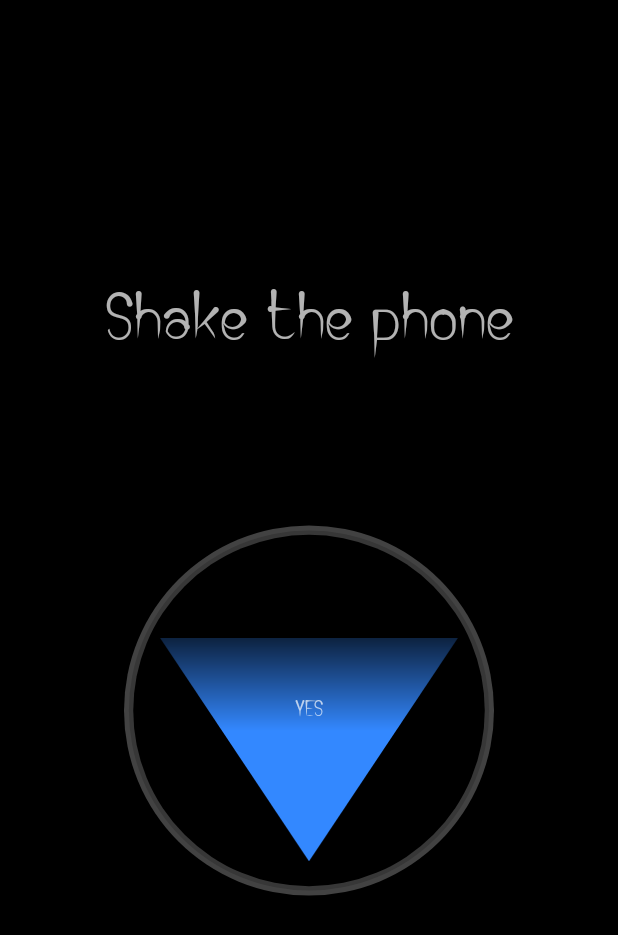
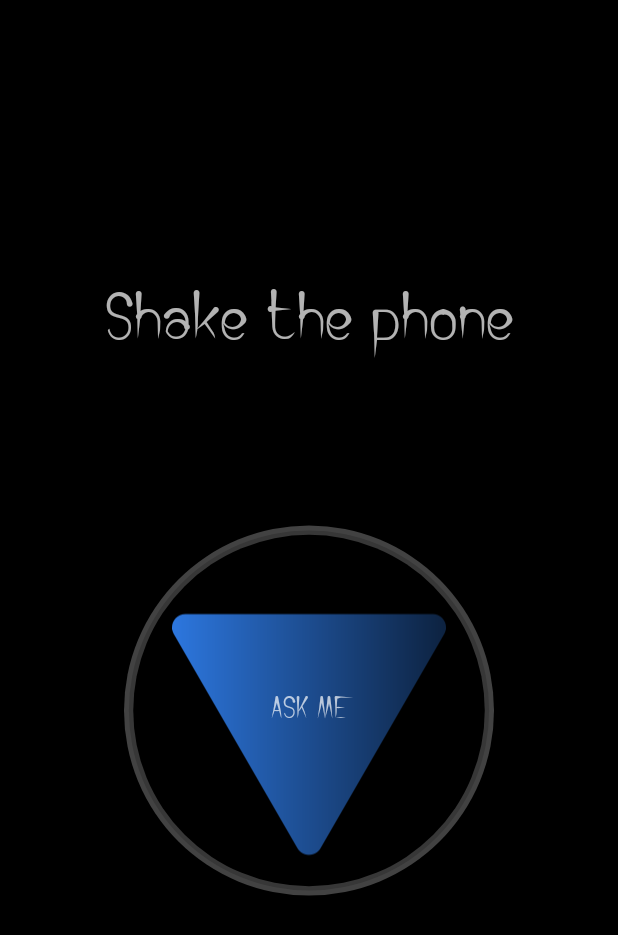
Before and after one commit to oarostovtseva/MagicBall, an Android app: the layout activity_main.xml on its own in the app's theme, with its tools: preview values and no code run, on a phone screen of 412 x 824 dp. Shown: the top 935 px of the screen. Run offline under Robolectric (Android 15) with nearby library versions, the phone set to English and light mode, and no system bars.

Commit message:
Triangle fix

```diff
--- a/app/src/main/res/drawable/background_triangle.xml
+++ b/app/src/main/res/drawable/background_triangle.xml
@@ -1,17 +1,17 @@
-<?xml version="1.0" encoding="utf-8"?>
 <vector xmlns:android="http://schemas.android.com/apk/res/android"
     xmlns:aapt="http://schemas.android.com/aapt"
-    android:width="32dp"
+    android:width="24dp"
     android:height="24dp"
-    android:viewportWidth="32.0"
-    android:viewportHeight="24.0">
+    android:viewportWidth="124.512"
+    android:viewportHeight="124.512">
+
     <path
         android:fillType="evenOdd"
-        android:pathData="M0 0 h32 l-16 24 Z">
+        android:pathData="M113.956,57.006l-97.4,-56.2c-4,-2.3 -9,0.6 -9,5.2v112.5c0,4.6 5,7.5 9,5.2l97.4,-56.2C117.956,65.105 117.956,59.306 113.956,57.006z">
         <aapt:attr name="android:fillColor">
             <gradient
                 android:endX="32"
-                android:endY="10"
+                android:endY="150"
                 android:startX="32"
                 android:startY="0"
                 android:type="linear">
--- a/app/src/main/res/layout/activity_main.xml
+++ b/app/src/main/res/layout/activity_main.xml
@@ -68,10 +68,9 @@
         android:id="@+id/answer_bg"
         android:layout_width="0dp"
         android:layout_height="0dp"
-        android:paddingLeft="24sp"
-        android:paddingTop="68sp"
-        android:paddingRight="24sp"
-        android:paddingBottom="16sp"
+        android:layout_marginTop="32dp"
+        android:padding="32dp"
+        android:rotation="90"
         android:src="@drawable/background_triangle"
         app:layout_constraintBottom_toBottomOf="@id/ball_bg"
         app:layout_constraintLeft_toLeftOf="@id/ball_bg"
@@ -84,11 +83,11 @@
         android:layout_width="0dp"
         android:layout_height="0dp"
         android:gravity="center"
+        android:text="@string/question"
         android:textAllCaps="true"
         app:layout_constraintBottom_toBottomOf="@id/ball_bg"
         app:layout_constraintLeft_toLeftOf="@id/ball_bg"
         app:layout_constraintRight_toRightOf="@id/ball_bg"
-        app:layout_constraintTop_toTopOf="@id/ball_bg"
-        tools:text="Yes" />
+        app:layout_constraintTop_toTopOf="@id/ball_bg" />
 
 </androidx.constraintlayout.widget.ConstraintLayout>
--- a/app/src/main/res/values/strings.xml
+++ b/app/src/main/res/values/strings.xml
@@ -1,4 +1,5 @@
 <resources>
     <string name="app_name">MagicBall</string>
     <string name="title_hint">Shake the phone</string>
+    <string name="question">Ask me</string>
 </resources>
--- a/app/src/main/res/values/styles.xml
+++ b/app/src/main/res/values/styles.xml
@@ -14,7 +14,7 @@
 
     <style name="AnswertTextStyle" parent="@android:style/TextAppearance.Small">
         <item name="android:fontFamily">@font/crochet_family</item>
-        <item name="android:textSize">15sp</item>
+        <item name="android:textSize">21sp</item>
         <item name="android:textStyle">bold</item>
     </style>
 
```
